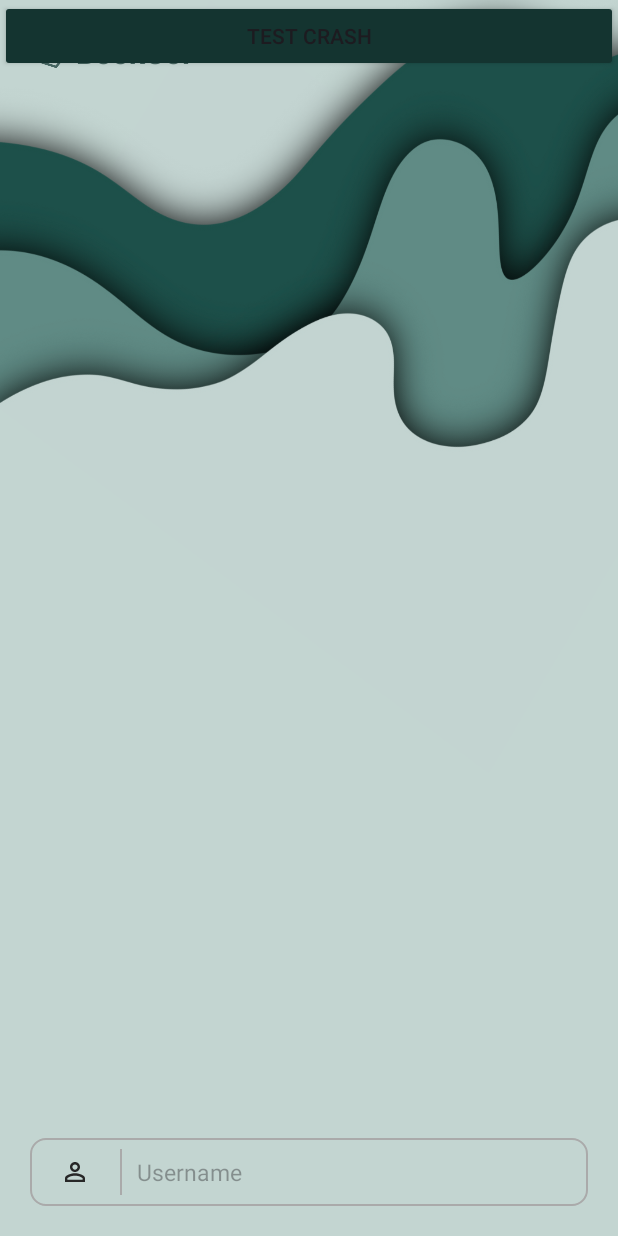
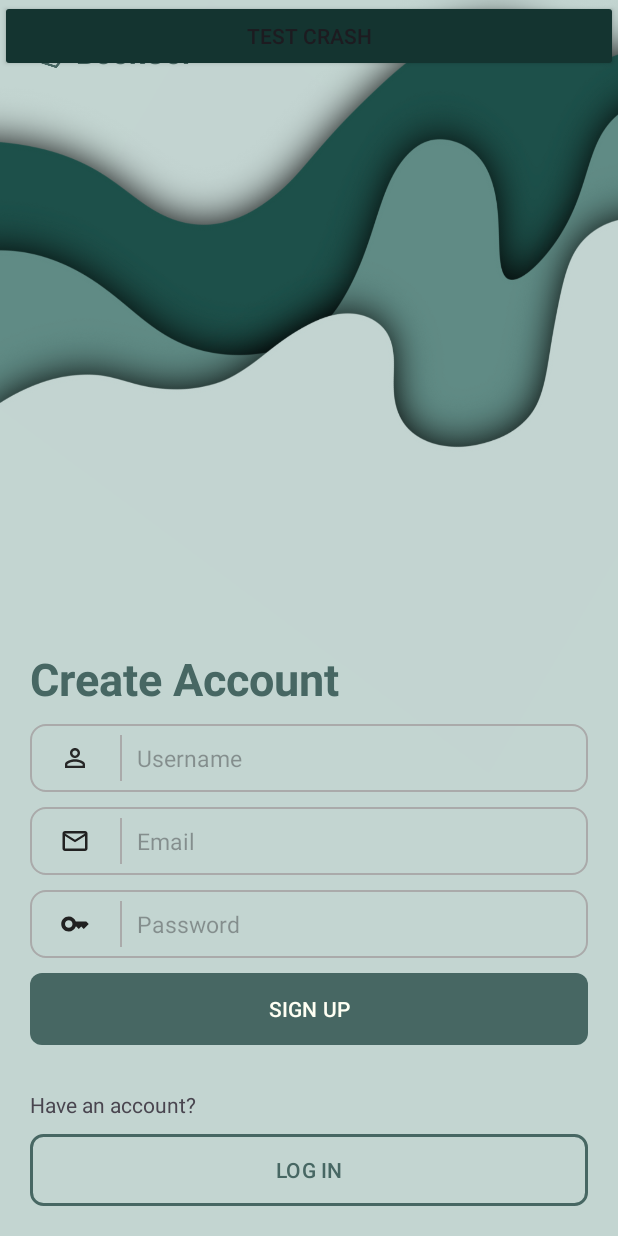
Before and after one commit to axvolkzki/MOBDEVE-MCO, an Android app: the screen it shows after launch (MainActivity), after a tap on "SIGN UP", on a phone screen of 412 x 824 dp. Run offline under Robolectric (Android 15) with nearby library versions, the phone set to English and light mode, and no system bars; 1 statement that could not run was skipped.

Commit message:
Finished with the Login and Signup (Signup has still missing infos and button) 2

```diff
--- /dev/null
+++ b/app/src/main/res/drawable/ic_baseline_mail_outline_24.xml
@@ -0,0 +1,5 @@
+<vector xmlns:android="http://schemas.android.com/apk/res/android" android:height="24dp" android:tint="#212121" android:viewportHeight="24" android:viewportWidth="24" android:width="24dp">
+
+    <path android:fillColor="@android:color/white" android:pathData="M20,4L4,4c-1.1,0 -1.99,0.9 -1.99,2L2,18c0,1.1 0.9,2 2,2h16c1.1,0 2,-0.9 2,-2L22,6c0,-1.1 -0.9,-2 -2,-2zM20,18L4,18L4,8l8,5 8,-5v10zM12,11L4,6h16l-8,5z"/>
+
+</vector>
--- a/app/src/main/res/layout/fragment_login.xml
+++ b/app/src/main/res/layout/fragment_login.xml
@@ -15,6 +15,15 @@
         android:gravity="bottom"
         android:orientation="vertical"
         android:padding="20dp">
+
+        <TextView
+            android:layout_width="match_parent"
+            android:layout_height="wrap_content"
+            android:fontFamily="sans-serif"
+            android:text="Welcome Back"
+            android:textSize="30sp"
+            android:textStyle="bold"
+            android:textColor="@color/lightPrimary"/>
 
         <LinearLayout
             android:id="@+id/editTextUsernameLayout"
@@ -50,7 +59,6 @@
                 android:inputType="text"
                 android:background="@null" />
         </LinearLayout>
-
 
         <LinearLayout
             android:id="@+id/editTextPasswordLayout"
@@ -102,7 +110,7 @@
             android:layout_height="wrap_content"
             android:layout_marginTop="30dp"
             android:layout_marginBottom="10dp"
-            android:text="Don't have account?" />
+            android:text="Don't have an account?" />
 
         <Button
             android:id="@+id/btnLoginToSignUp"
--- a/app/src/main/res/layout/fragment_signup.xml
+++ b/app/src/main/res/layout/fragment_signup.xml
@@ -15,6 +15,15 @@
         android:gravity="bottom"
         android:orientation="vertical"
         android:padding="20dp">
+
+        <TextView
+            android:layout_width="match_parent"
+            android:layout_height="wrap_content"
+            android:fontFamily="sans-serif"
+            android:text="Create Account"
+            android:textSize="30sp"
+            android:textStyle="bold"
+            android:textColor="@color/lightPrimary"/>
 
         <LinearLayout
             android:id="@+id/editTextUsernameLayout"
@@ -50,6 +59,101 @@
                 android:inputType="text"
                 android:background="@null" />
         </LinearLayout>
+
+        <LinearLayout
+            android:id="@+id/editTextEmailLayout"
+            android:layout_width="match_parent"
+            android:layout_height="45dp"
+            android:background="@drawable/rounded_border"
+            android:gravity="center"
+            android:layout_marginTop="10dp">
+
+            <ImageView
+                android:layout_width="20sp"
+                android:layout_height="20sp"
+                android:layout_margin="20dp"
+                android:background="@drawable/ic_baseline_mail_outline_24" />
+
+            <View
+                android:layout_width="1dp"
+                android:layout_height="match_parent"
+                android:background="@android:color/darker_gray"
+                android:layout_marginTop="7dp"
+                android:layout_marginBottom="7dp" />
+
+
+            <EditText
+                android:id="@+id/txvSignupInputEmaile"
+                android:layout_width="match_parent"
+                android:layout_height="wrap_content"
+                android:layout_margin="10dp"
+                android:gravity="center_vertical"
+                android:layout_marginBottom="16dp"
+                android:textSize="15sp"
+                android:hint="Email"
+                android:inputType="textEmailAddress"
+                android:background="@null" />
+        </LinearLayout>
+
+        <LinearLayout
+            android:id="@+id/editTextPasswordLayout"
+            android:layout_width="match_parent"
+            android:layout_height="45dp"
+            android:background="@drawable/rounded_border"
+            android:gravity="center"
+            android:layout_marginTop="10dp"
+            android:layout_marginBottom="10dp">
+
+            <ImageView
+                android:layout_width="20sp"
+                android:layout_height="20sp"
+                android:layout_margin="20dp"
+                android:background="@drawable/ic_baseline_key_24" />
+
+            <View
+                android:layout_width="1dp"
+                android:layout_height="match_parent"
+                android:background="@android:color/darker_gray"
+                android:layout_marginTop="7dp"
+                android:layout_marginBottom="7dp" />
+
+
+            <EditText
+                android:id="@+id/txvSignupInputPassword"
+                android:layout_width="match_parent"
+                android:layout_height="wrap_content"
+                android:layout_margin="10dp"
+                android:gravity="center_vertical"
+                android:layout_marginBottom="16dp"
+                android:textSize="15sp"
+                android:hint="Password"
+                android:inputType="textPassword"
+                android:background="@null"/>
+        </LinearLayout>
+
+        <Button
+            android:id="@+id/btnSignUpSubmit"
+            android:layout_width="match_parent"
+            android:layout_height="wrap_content"
+            android:text="SIGN UP"
+            android:textColor="@color/lightBackground"
+            android:background="@drawable/bg_btn_login" />
+
+        <TextView
+            android:id="@+id/txvSignUpHaveAcc"
+            android:layout_width="match_parent"
+            android:layout_height="wrap_content"
+            android:layout_marginTop="30dp"
+            android:layout_marginBottom="10dp"
+            android:text="Have an account?" />
+
+        <Button
+            android:id="@+id/btnSignUpToLogin"
+            android:layout_width="match_parent"
+            android:layout_height="wrap_content"
+            android:text="LOG IN"
+            android:textColor="@color/lightPrimary"
+            android:background="@drawable/bg_btn_signup" />
     </LinearLayout>
 
 </FrameLayout>
```
